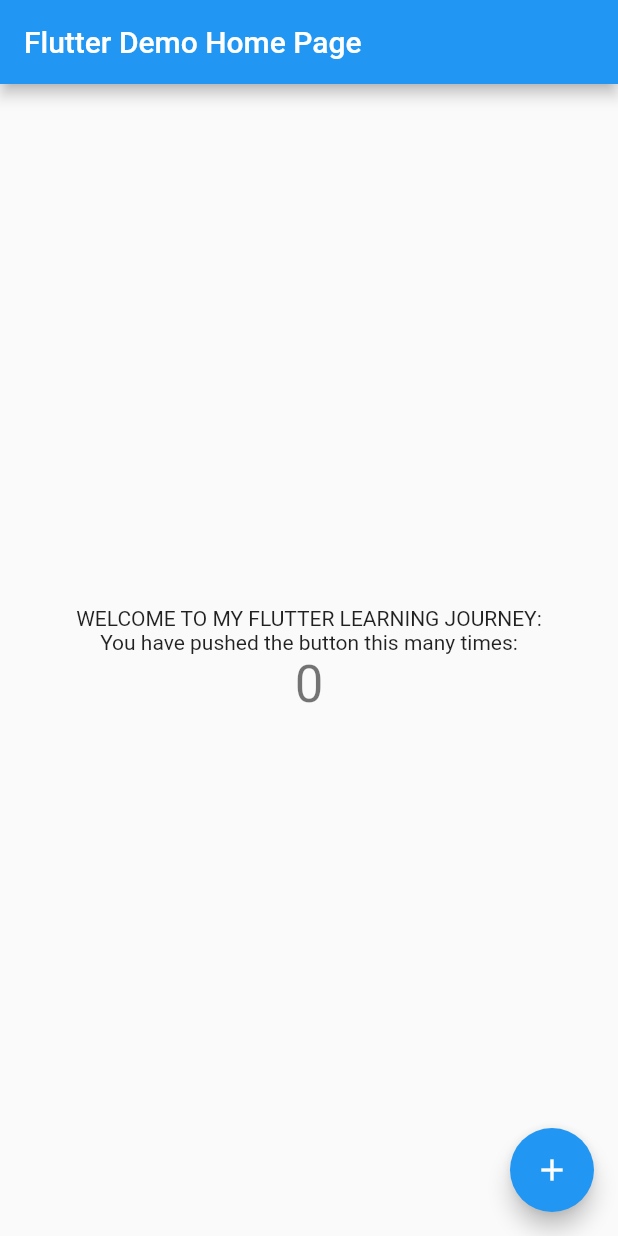
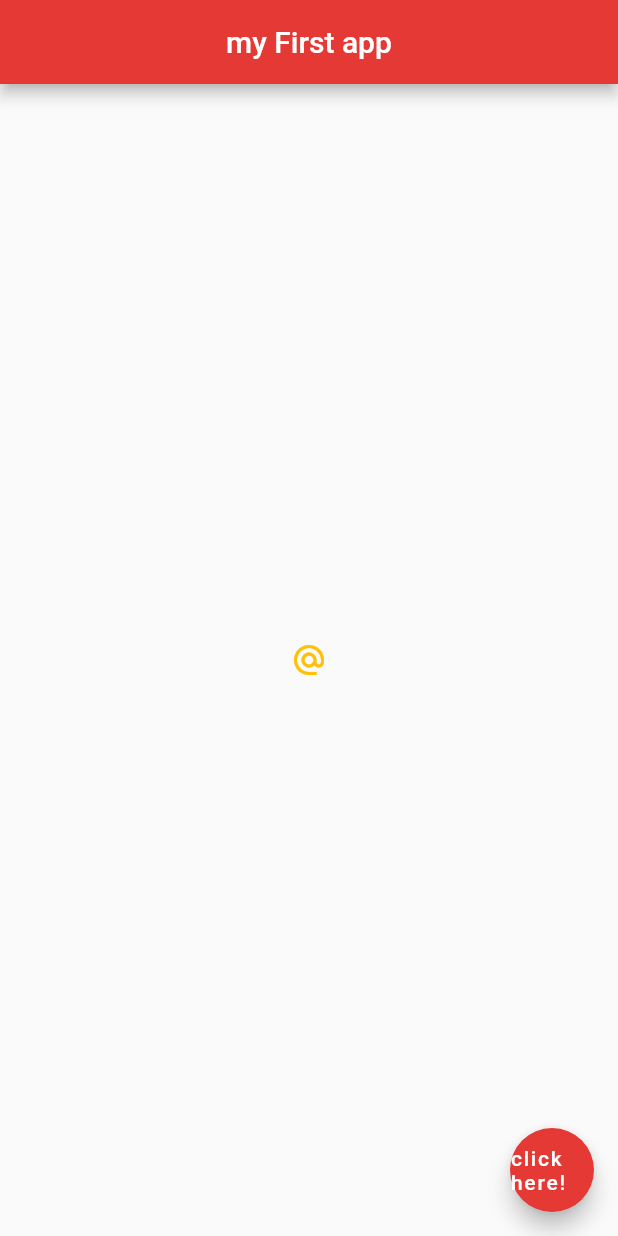
Before and after one commit to ime01/MyFirstFlutterApp, a Flutter app: the screen it shows after launch, on a phone screen of 412 x 824 dp. Run offline on Flutter 3.47's test engine with Material 2 defaults, Android fonts, the phone set to English and light mode, and no system bars.

Commit message:
Buttons and icon and text lessons

```diff
--- a/lib/main.dart
+++ b/lib/main.dart
@@ -1,118 +1,61 @@
+import 'dart:ui';
+
 import 'package:flutter/material.dart';
 
 void main() {
-  runApp(MyApp());
+  runApp(MaterialApp(
+    home: Home(),
+  ));
 }
 
-class MyApp extends StatelessWidget {
-  // This widget is the root of your application.
+class Home extends StatelessWidget {
+  const Home({Key? key}) : super(key: key);
+
   @override
   Widget build(BuildContext context) {
-    return MaterialApp(
-      title: 'Flutter Demo',
-      theme: ThemeData(
-        // This is the theme of your application.
+    return Scaffold(
+      appBar: AppBar(
+        title: Text('my First app'),
+        centerTitle: true,
+        backgroundColor: Colors.red[600],
+      ),
+
+      body: Center(
+
+        child:IconButton(
+          onPressed: (){
+            print('YOU CLICKED ME');
+          },
+          icon: Icon(Icons.alternate_email),
+          color: Colors.amber,
+
+        )
+
+
+
+        //Icons
+        // Icon(
         //
-        // Try running your application with "flutter run". You'll see the
-        // application has a blue toolbar. Then, without quitting the app, try
-        // changing the primarySwatch below to Colors.green and then invoke
-        // "hot reload" (press "r" in the console where you ran "flutter run",
-        // or simply save your changes to "hot reload" in a Flutter IDE).
-        // Notice that the counter didn't reset back to zero; the application
-        // is not restarted.
-        primarySwatch: Colors.blue,
+        //   Icons.airport_shuttle,
+        //   color: Colors.lightBlue,
+        //   size: 50.0,
+        // ),
+
+        //Images
+        // child: Image(
+        //  // image: NetworkImage('https://images.unsplash.com/photo-1568607689150-17e625c1586e?ixid=MnwxMjA3fDB8MHxwaG90by1wYWdlfHx8fGVufDB8fHx8&ixlib=rb-1.2.1&auto=format&fit=crop&w=750&q=80'),
+        //  image: AssetImage('assets/tractor2.jpg'),
+        // //  Image.asset('assets/tractor2.jpg')
+        // //  Image.network('https://images.unsplash.com/photo-1568607689150-17e625c1586e?ixid=MnwxMjA3fDB8MHxwaG90by1wYWdlfHx8fGVufDB8fHx8&ixlib=rb-1.2.1&auto=format&fit=crop&w=750&q=80')
+        // )
       ),
-      home: MyHomePage(title: 'Flutter Demo Home Page'),
+
+      floatingActionButton: FloatingActionButton(
+        onPressed: () {  },
+        child: Text('click here!'),
+        backgroundColor: Colors.red[600],
+      ),
+
     );
   }
 }
-
-class MyHomePage extends StatefulWidget {
-  MyHomePage({Key? key, required this.title}) : super(key: key);
-
-  // This widget is the home page of your application. It is stateful, meaning
-  // that it has a State object (defined below) that contains fields that affect
-  // how it looks.
-
-  // This class is the configuration for the state. It holds the values (in this
-  // case the title) provided by the parent (in this case the App widget) and
-  // used by the build method of the State. Fields in a Widget subclass are
-  // always marked "final".
-
-  final String title;
-
-  @override
-  _MyHomePageState createState() => _MyHomePageState();
-}
-
-class _MyHomePageState extends State<MyHomePage> {
-  int _counter = 0;
-
-  void _incrementCounter() {
-    setState(() {
-      // This call to setState tells the Flutter framework that something has
-      // changed in this State, which causes it to rerun the build method below
-      // so that the display can reflect the updated values. If we changed
-      // _counter without calling setState(), then the build method would not be
-      // called again, and so nothing would appear to happen.
-      _counter++;
-    });
-  }
-
-  @override
-  Widget build(BuildContext context) {
-    // This method is rerun every time setState is called, for instance as done
-    // by the _incrementCounter method above.
-    //
-    // The Flutter framework has been optimized to make rerunning build methods
-    // fast, so that you can just rebuild anything that needs updating rather
-    // than having to individually change instances of widgets.
-    return Scaffold(
-      appBar: AppBar(
-        // Here we take the value from the MyHomePage object that was created by
-        // the App.build method, and use it to set our appbar title.
-        title: Text(widget.title),
-      ),
-      body: Center(
-        // Center is a layout widget. It takes a single child and positions it
-        // in the middle of the parent.
-        child: Column(
-          // Column is also a layout widget. It takes a list of children and
-          // arranges them vertically. By default, it sizes itself to fit its
-          // children horizontally, and tries to be as tall as its parent.
-          //
-          // Invoke "debug painting" (press "p" in the console, choose the
-          // "Toggle Debug Paint" action from the Flutter Inspector in Android
-          // Studio, or the "Toggle Debug Paint" command in Visual Studio Code)
-          // to see the wireframe for each widget.
-          //
-          // Column has various properties to control how it sizes itself and
-          // how it positions its children. Here we use mainAxisAlignment to
-          // center the children vertically; the main axis here is the vertical
-          // axis because Columns are vertical (the cross axis would be
-          // horizontal).
-          mainAxisAlignment: MainAxisAlignment.center,
-          children: <Widget>[
-
-            Text(
-              'WELCOME TO MY FLUTTER LEARNING JOURNEY:',
-            ),
-
-            Text(
-              'You have pushed the button this many times:',
-            ),
-            Text(
-              '$_counter',
-              style: Theme.of(context).textTheme.headline4,
-            ),
-          ],
-        ),
-      ),
-      floatingActionButton: FloatingActionButton(
-        onPressed: _incrementCounter,
-        tooltip: 'Increment',
-        child: Icon(Icons.add),
-      ), // This trailing comma makes auto-formatting nicer for build methods.
-    );
-  }
-}
```
Also changed, not shown: pubspec.yaml (+7 -14 lines), assets/farm1.jpg (added), assets/tractor.png (added), assets/tractor2.jpg (added), assets/tractor3.png (added), fonts/IndieFlower-Regular.ttf (added).
